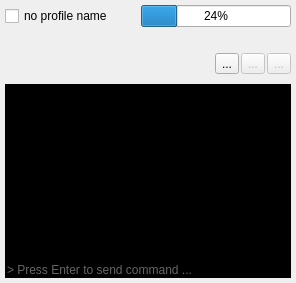
First picture: the form in src/AutoBatchScheduler/statusarea/cellinfowidget.ui, repository karakirimu/AutoBatchTools, before the edit.
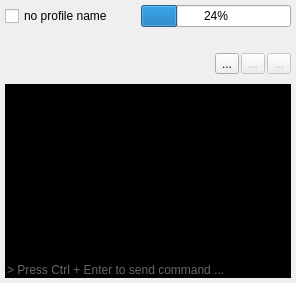
Second picture: the form after the edit. Icons and pictures are not drawn. Custom widgets are drawn as their Qt base class.

Commit message: [Update] Command send method changed to Ctrl + Enter.

```diff
--- a/src/AutoBatchScheduler/statusarea/cellinfowidget.ui
+++ b/src/AutoBatchScheduler/statusarea/cellinfowidget.ui
@@ -327,7 +327,7 @@
 border: none;</string>
         </property>
         <property name="placeholderText">
-         <string>&gt; Press Enter to send command ...</string>
+         <string>&gt; Press Ctrl + Enter to send command ...</string>
         </property>
        </widget>
       </item>
```
The commit also changes 8 other files.
